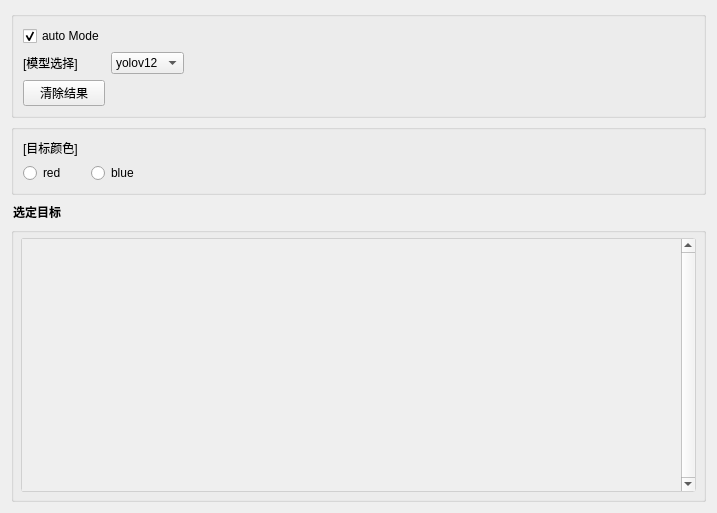
Above: ui/detection.ui from lovodllt/DatasetMaker before the change. Below: the same form after it.
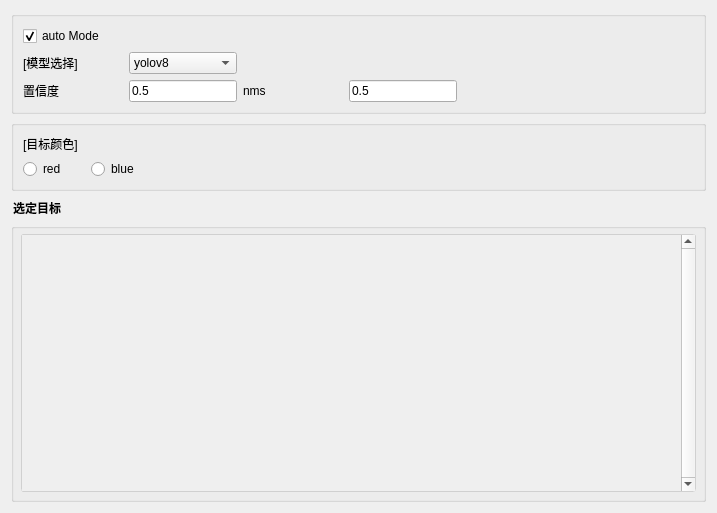
That is the form after the change.

Commit message: Complete the function of autoMode and slove some small bug.

The edit to the form file:
```diff
--- a/ui/detection.ui
+++ b/ui/detection.ui
@@ -22,8 +22,109 @@
      <layout class="QGridLayout" name="gridLayout_3">
       <item row="0" column="0">
        <layout class="QGridLayout" name="gridLayout">
-        <item row="0" column="0">
+        <item row="5" column="1">
+         <widget class="QLineEdit" name="lineEdit">
+          <property name="sizePolicy">
+           <sizepolicy hsizetype="Minimum" vsizetype="Fixed">
+            <horstretch>0</horstretch>
+            <verstretch>0</verstretch>
+           </sizepolicy>
+          </property>
+          <property name="minimumSize">
+           <size>
+            <width>100</width>
+            <height>0</height>
+           </size>
+          </property>
+          <property name="text">
+           <string>0.5</string>
+          </property>
+         </widget>
+        </item>
+        <item row="5" column="2">
+         <widget class="QLabel" name="label_2">
+          <property name="sizePolicy">
+           <sizepolicy hsizetype="Minimum" vsizetype="Fixed">
+            <horstretch>0</horstretch>
+            <verstretch>0</verstretch>
+           </sizepolicy>
+          </property>
+          <property name="minimumSize">
+           <size>
+            <width>100</width>
+            <height>0</height>
+           </size>
+          </property>
+          <property name="text">
+           <string>nms</string>
+          </property>
+         </widget>
+        </item>
+        <item row="5" column="0">
+         <widget class="QLabel" name="label">
+          <property name="sizePolicy">
+           <sizepolicy hsizetype="Minimum" vsizetype="Fixed">
+            <horstretch>0</horstretch>
+            <verstretch>0</verstretch>
+           </sizepolicy>
+          </property>
+          <property name="minimumSize">
+           <size>
+            <width>100</width>
+            <height>0</height>
+           </size>
+          </property>
+          <property name="text">
+           <string>置信度</string>
+          </property>
+         </widget>
+        </item>
+        <item row="3" column="0">
+         <widget class="QLabel" name="modeLabel">
+          <property name="sizePolicy">
+           <sizepolicy hsizetype="Maximum" vsizetype="Fixed">
+            <horstretch>0</horstretch>
+            <verstretch>0</verstretch>
+           </sizepolicy>
+          </property>
+          <property name="minimumSize">
+           <size>
+            <width>100</width>
+            <height>0</height>
+           </size>
+          </property>
+          <property name="text">
+           <string>[模型选择] </string>
+          </property>
+         </widget>
+        </item>
+        <item row="5" column="3">
+         <widget class="QLineEdit" name="lineEdit_2">
+          <property name="sizePolicy">
+           <sizepolicy hsizetype="Minimum" vsizetype="Fixed">
+            <horstretch>0</horstretch>
+            <verstretch>0</verstretch>
+           </sizepolicy>
+          </property>
+          <property name="minimumSize">
+           <size>
+            <width>100</width>
+            <height>0</height>
+           </size>
+          </property>
+          <property name="text">
+           <string>0.5</string>
+          </property>
+         </widget>
+        </item>
+        <item row="2" column="0">
          <widget class="QCheckBox" name="autoMode">
+          <property name="minimumSize">
+           <size>
+            <width>100</width>
+            <height>0</height>
+           </size>
+          </property>
           <property name="text">
            <string>auto Mode</string>
           </property>
@@ -32,14 +133,7 @@
           </property>
          </widget>
         </item>
-        <item row="3" column="0">
-         <widget class="QPushButton" name="clear">
-          <property name="text">
-           <string>清除结果</string>
-          </property>
-         </widget>
-        </item>
-        <item row="3" column="2">
+        <item row="5" column="4">
          <spacer name="horizontalSpacer">
           <property name="orientation">
            <enum>Qt::Horizontal</enum>
@@ -52,20 +146,8 @@
           </property>
          </spacer>
         </item>
-        <item row="2" column="0">
-         <widget class="QLabel" name="modeLabel">
-          <property name="text">
-           <string>[模型选择] </string>
-          </property>
-         </widget>
-        </item>
-        <item row="2" column="1">
+        <item row="3" column="1">
          <widget class="QComboBox" name="ModeSelection">
-          <item>
-           <property name="text">
-            <string>yolov12</string>
-           </property>
-          </item>
           <item>
            <property name="text">
             <string>yolov8</string>
@@ -169,7 +251,7 @@
              <x>0</x>
              <y>0</y>
              <width>661</width>
-             <height>197</height>
+             <height>203</height>
             </rect>
            </property>
            <layout class="QVBoxLayout" name="verticalLayout_4">
```
Left out of the diff: 11 changed lines with no effect on the pictures. The commit also changes 17 other files.
